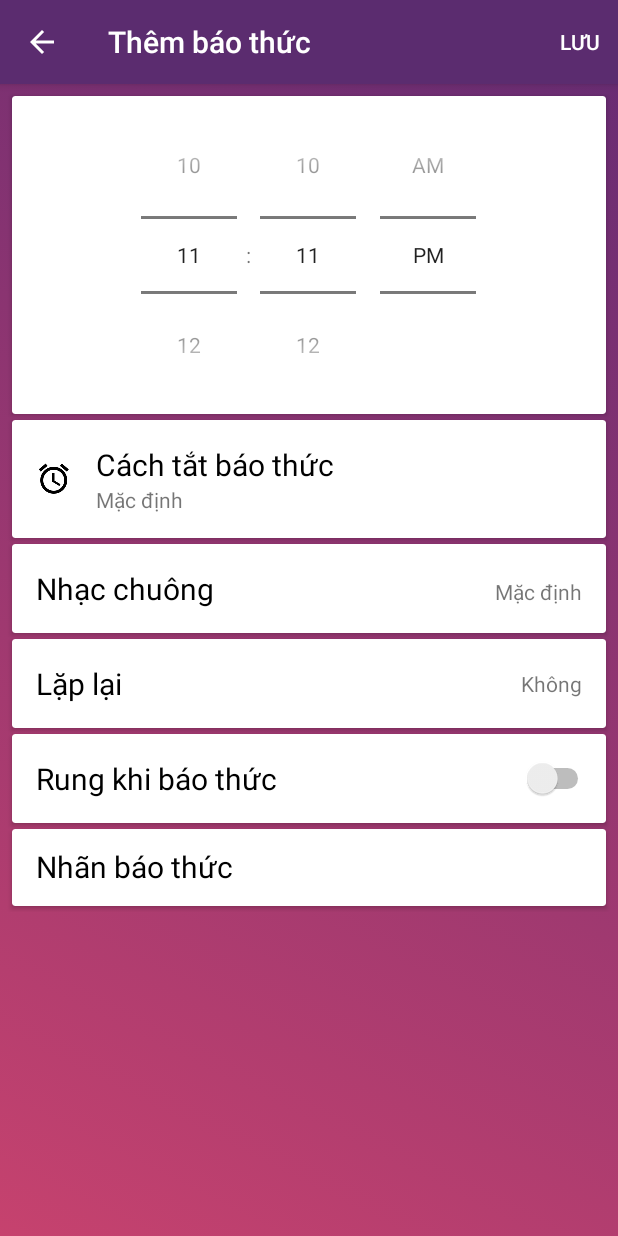
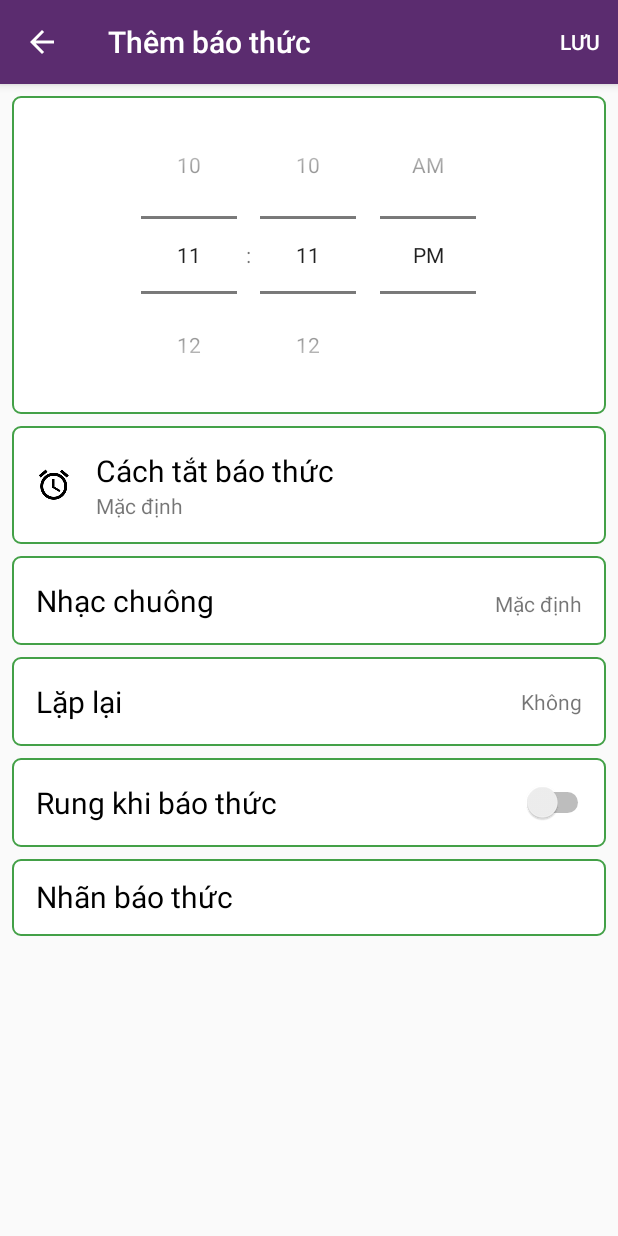
Before and after one commit to thongvx/Hey-Wake, an Android app: the AddAlarmActivity screen opened directly, with no data from a screen before it, on a phone screen of 412 x 824 dp. Run offline under Robolectric (Android 15) with nearby library versions, the phone set to English and light mode, and no system bars.

Commit message:
no message

```diff
--- a/HeyWake/app/src/main/java/com/lab/vxt/heywake/ui/activities/AddAlarmActivity.java
+++ b/HeyWake/app/src/main/java/com/lab/vxt/heywake/ui/activities/AddAlarmActivity.java
@@ -7,9 +7,9 @@ import android.media.Ringtone;
 import android.media.RingtoneManager;
 import android.net.Uri;
 import android.os.Bundle;
+import android.support.constraint.ConstraintLayout;
 import android.support.v7.app.AlertDialog;
 import android.support.v7.app.AppCompatActivity;
-import android.support.v7.widget.CardView;
 import android.support.v7.widget.Toolbar;
 import android.text.InputType;
 import android.view.Menu;
@@ -32,10 +32,10 @@ public class AddAlarmActivity extends AppCompatActivity {
     private AlarmDBHelper alarmDBHelper = new AlarmDBHelper(this);
 
     private Toolbar toolbar;
-    private CardView cardViewMode;
-    private CardView cardViewSelectTune;
-    private CardView cardViewRepeate;
-    private CardView cardViewTitle;
+    private ConstraintLayout constraintLayoutAlarmMode;
+    private ConstraintLayout constraintLayoutSelectTune;
+    private ConstraintLayout constraintLayoutRepeate;
+    private ConstraintLayout constraintLayoutTitle;
 
 
     private TextView textViewTuntTitle;
@@ -53,14 +53,10 @@ public class AddAlarmActivity extends AppCompatActivity {
         super.onCreate(savedInstanceState);
         setContentView(R.layout.activity_add_alarm);
 
-
-
         bindViews();
 
         //Trong trường hợp chỉ tạo mới
         alarmDetails = new AlarmModel();
-
-
 
     }
 
@@ -102,17 +98,17 @@ public class AddAlarmActivity extends AppCompatActivity {
         getSupportActionBar().setDisplayShowHomeEnabled(true);
 
 
-        cardViewMode = (CardView)findViewById(R.id.cardviewMode);
-        cardViewSelectTune = (CardView)findViewById(R.id.cardviewSelectTune);
-        cardViewRepeate = (CardView)findViewById(R.id.cardviewRepeate);
-        cardViewTitle = (CardView)findViewById(R.id.cardviewTitle);
+        constraintLayoutAlarmMode = (ConstraintLayout) findViewById(R.id.constraintLayoutAlarmMode);
+        constraintLayoutSelectTune = (ConstraintLayout) findViewById(R.id.constraintLayoutSelectTune);
+        constraintLayoutRepeate = (ConstraintLayout) findViewById(R.id.constraintLayoutRepeate);
+        constraintLayoutTitle = (ConstraintLayout) findViewById(R.id.constraintLayoutTitle);
 
         timePickerAddAlarm = (TimePicker)findViewById(R.id.timePickerAddAlarm);
 
         textViewDate = (TextView)findViewById(R.id.textViewDate);
         textViewTuntTitle = (TextView)findViewById(R.id.textViewTuneTitle);
 
-        cardViewMode.setOnClickListener(new View.OnClickListener() {
+        constraintLayoutAlarmMode.setOnClickListener(new View.OnClickListener() {
             @Override
             public void onClick(View view) {
                 Intent intent = new Intent(AddAlarmActivity.this, AlarmModeActivity.class);
@@ -120,19 +116,19 @@ public class AddAlarmActivity extends AppCompatActivity {
             }
         });
 
-        cardViewRepeate.setOnClickListener(new View.OnClickListener() {
+        constraintLayoutRepeate.setOnClickListener(new View.OnClickListener() {
             @Override
             public void onClick(View view) {
                 createDialog();
             }
         });
-        cardViewTitle.setOnClickListener(new View.OnClickListener() {
+        constraintLayoutTitle.setOnClickListener(new View.OnClickListener() {
             @Override
             public void onClick(View view) {
                 createTitleDialog();
             }
         });
-        cardViewSelectTune.setOnClickListener(new View.OnClickListener() {
+        constraintLayoutSelectTune.setOnClickListener(new View.OnClickListener() {
             @Override
             public void onClick(View view) {
                 Intent intent = new Intent(RingtoneManager.ACTION_RINGTONE_PICKER);
--- /dev/null
+++ b/HeyWake/app/src/main/res/drawable/bg_add_alarm.xml
@@ -0,0 +1,7 @@
+<?xml version="1.0" encoding="UTF-8"?>
+<shape xmlns:android="http://schemas.android.com/apk/res/android">
+    <solid android:color="@color/white"/>
+    <stroke android:width="1dip" android:color="@color/green_600" />
+    <corners android:radius="5dip"/>
+    />
+</shape>
--- a/HeyWake/app/src/main/res/layout/activity_add_alarm.xml
+++ b/HeyWake/app/src/main/res/layout/activity_add_alarm.xml
@@ -4,7 +4,7 @@
     xmlns:tools="http://schemas.android.com/tools"
     android:layout_width="match_parent"
     android:layout_height="match_parent"
-    android:background="@drawable/bg_gradient"
+
     tools:context=".ui.activities.AddAlarmActivity"
     android:orientation="vertical">
 
@@ -23,27 +23,26 @@
     </android.support.design.widget.AppBarLayout>
     <ScrollView
 
-        android:layout_marginTop="@dimen/margin_top_cardview"
+        android:layout_marginBottom="@dimen/margin_left_right_cardview"
         android:layout_above="@+id/buttons"
         android:layout_width="fill_parent"
         android:layout_height="fill_parent"
         android:layout_alignParentTop="true"
         android:layout_alignParentLeft="true"
-        android:layout_alignParentStart="true">
+        android:layout_alignParentStart="true"
+
+        android:paddingTop="@dimen/margin_top_cardview"
+        android:paddingLeft="@dimen/margin_left_right_cardview"
+        android:paddingRight="@dimen/margin_left_right_cardview">
         <LinearLayout
 
             android:layout_width="match_parent"
             android:layout_height="wrap_content"
             android:orientation="vertical">
 
-            <android.support.v7.widget.CardView
-                android:background="@drawable/bg_cardview"
-                android:layout_width="match_parent"
-                android:layout_height="wrap_content"
-                android:layout_marginTop="@dimen/margin_top_cardview"
-                android:layout_marginLeft="@dimen/margin_left_right_cardview"
-                android:layout_marginRight="@dimen/margin_left_right_cardview">
+
                 <LinearLayout
+                    android:background="@drawable/bg_add_alarm"
                     android:layout_width="match_parent"
                     android:layout_height="wrap_content"
                     android:orientation="vertical"
@@ -56,20 +55,16 @@
                         android:layout_height="wrap_content"
                         android:timePickerMode="spinner"></TimePicker>
                 </LinearLayout>
-            </android.support.v7.widget.CardView>
 
-            <android.support.v7.widget.CardView
-                android:id="@+id/cardviewMode"
-                android:layout_width="match_parent"
-                android:layout_height="wrap_content"
-                android:layout_marginLeft="@dimen/margin_left_right_cardview"
-                android:layout_marginRight="@dimen/margin_left_right_cardview"
-                android:layout_marginTop="@dimen/margin_top_cardview"
-                android:background="@drawable/bg_cardview">
+
+
 
                 <android.support.constraint.ConstraintLayout
+                    android:id="@+id/constraintLayoutAlarmMode"
+                    android:background="@drawable/bg_add_alarm"
                     android:layout_width="match_parent"
-                    android:layout_height="wrap_content">
+                    android:layout_height="wrap_content"
+                    android:layout_marginTop="@dimen/margin_left_right_cardview">
 
                     <ImageView
                         android:id="@+id/imageView5"
@@ -118,19 +113,16 @@
                         app:layout_constraintTop_toBottomOf="@+id/textView2"
                         app:layout_constraintVertical_bias="0.0" />
                 </android.support.constraint.ConstraintLayout>
-            </android.support.v7.widget.CardView>
 
-            <android.support.v7.widget.CardView
-                android:id="@+id/cardviewSelectTune"
-                android:layout_width="match_parent"
-                android:layout_height="wrap_content"
-                android:layout_marginLeft="@dimen/margin_left_right_cardview"
-                android:layout_marginRight="@dimen/margin_left_right_cardview"
-                android:layout_marginTop="@dimen/margin_top_cardview">
+
+
 
                 <android.support.constraint.ConstraintLayout
+                    android:id="@+id/constraintLayoutSelectTune"
+                    android:background="@drawable/bg_add_alarm"
                     android:layout_width="match_parent"
-                    android:layout_height="wrap_content">
+                    android:layout_height="wrap_content"
+                    android:layout_marginTop="@dimen/margin_left_right_cardview">
 
                     <TextView
                         android:id="@+id/textView5"
@@ -166,19 +158,15 @@
                         app:layout_constraintTop_toTopOf="parent"
                         app:layout_constraintVertical_bias="0.571" />
                 </android.support.constraint.ConstraintLayout>
-            </android.support.v7.widget.CardView>
 
-            <android.support.v7.widget.CardView
-                android:id="@+id/cardviewRepeate"
-                android:layout_width="match_parent"
-                android:layout_height="wrap_content"
-                android:layout_marginLeft="@dimen/margin_left_right_cardview"
-                android:layout_marginRight="@dimen/margin_left_right_cardview"
-                android:layout_marginTop="@dimen/margin_top_cardview">
 
                 <android.support.constraint.ConstraintLayout
+                    android:id="@+id/constraintLayoutRepeate"
+                    android:background="@drawable/bg_add_alarm"
+
                     android:layout_width="match_parent"
-                    android:layout_height="wrap_content">
+                    android:layout_height="wrap_content"
+                    android:layout_marginTop="@dimen/margin_left_right_cardview">
 
                     <TextView
 
@@ -209,19 +197,15 @@
                         app:layout_constraintTop_toTopOf="parent"
                         app:layout_constraintVertical_bias="0.521" />
                 </android.support.constraint.ConstraintLayout>
-            </android.support.v7.widget.CardView>
 
-            <android.support.v7.widget.CardView
-                android:id="@+id/cardviewVibrate"
-                android:layout_width="match_parent"
-                android:layout_height="wrap_content"
-                android:layout_marginLeft="@dimen/margin_left_right_cardview"
-                android:layout_marginRight="@dimen/margin_left_right_cardview"
-                android:layout_marginTop="@dimen/margin_top_cardview">
+
+
 
                 <android.support.constraint.ConstraintLayout
+                    android:background="@drawable/bg_add_alarm"
                     android:layout_width="match_parent"
-                    android:layout_height="wrap_content">
+                    android:layout_height="wrap_content"
+                    android:layout_marginTop="@dimen/margin_left_right_cardview">
 
                     <TextView
 
@@ -252,20 +236,15 @@
                         app:layout_constraintTop_toTopOf="parent" />
 
                 </android.support.constraint.ConstraintLayout>
-            </android.support.v7.widget.CardView>
 
-            <android.support.v7.widget.CardView
-                android:id="@+id/cardviewTitle"
-                android:layout_width="match_parent"
-                android:layout_height="wrap_content"
-                android:layout_marginBottom="@dimen/margin_top_cardview"
-                android:layout_marginLeft="@dimen/margin_left_right_cardview"
-                android:layout_marginRight="@dimen/margin_left_right_cardview"
-                android:layout_marginTop="@dimen/margin_top_cardview">
+
 
                 <android.support.constraint.ConstraintLayout
+                    android:id="@+id/constraintLayoutTitle"
+                    android:background="@drawable/bg_add_alarm"
                     android:layout_width="match_parent"
-                    android:layout_height="wrap_content">
+                    android:layout_height="wrap_content"
+                    android:layout_marginTop="@dimen/margin_left_right_cardview">
 
                     <TextView
 
@@ -299,7 +278,7 @@
                         app:layout_constraintLeft_toRightOf="@+id/textView8"
                         android:layout_marginLeft="16dp" />
                 </android.support.constraint.ConstraintLayout>
-            </android.support.v7.widget.CardView>
+
 
         </LinearLayout>
     </ScrollView>
--- a/HeyWake/app/src/main/res/values/dimens.xml
+++ b/HeyWake/app/src/main/res/values/dimens.xml
@@ -24,7 +24,7 @@
     <dimen name="text_size_clock">24dp</dimen>
 
 
-    <dimen name="margin_top_cardview">4dp</dimen>
+    <dimen name="margin_top_cardview">8dp</dimen>
     <dimen name="margin_left_right_cardview">8dp</dimen>
     <dimen name="textsize_title_addalarm">20dp</dimen>
 
```
Also changed, not shown: HeyWake/app/src/main/res/drawable/image_default_alarm.gif (added).
